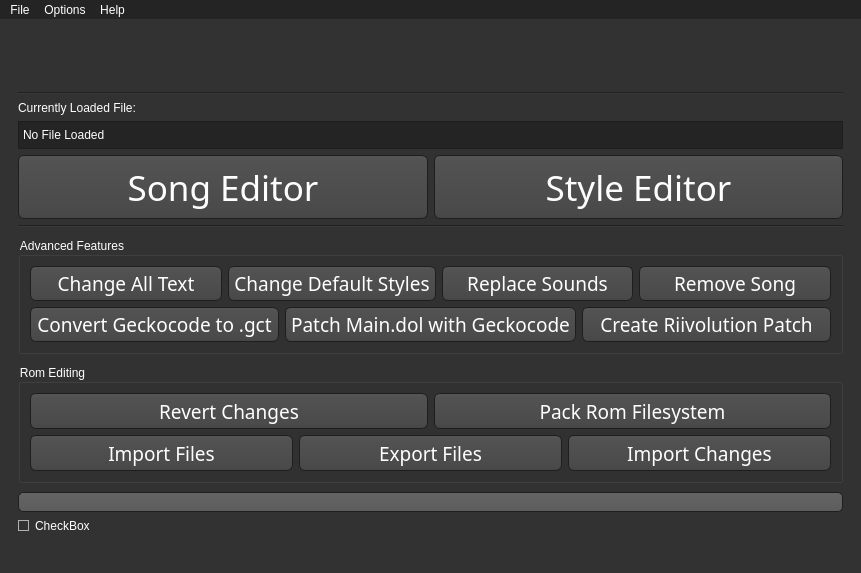
Before: the Qt Designer form WiiMusicPlus.ui in BenjaminHalko/WiiMusicEditorPlus, drawn with Qt 5.
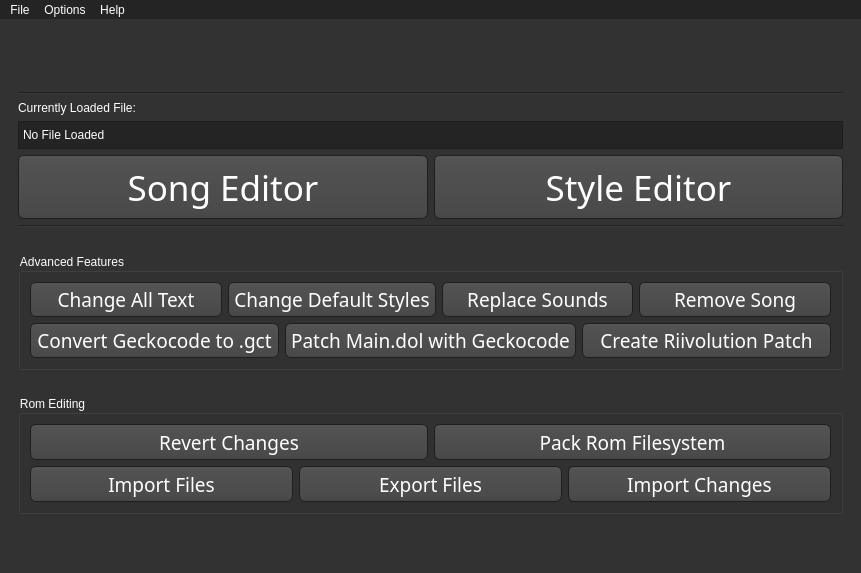
After: the same form once the commit is applied. Icons and pictures are not drawn.

Commit message: Added wav-rwav converter

```diff
--- a/WiiMusicPlus.ui
+++ b/WiiMusicPlus.ui
@@ -1078,16 +1078,6 @@
           </property>
          </spacer>
         </item>
-        <item>
-         <widget class="QLineEdit" name="testLine"/>
-        </item>
-        <item>
-         <widget class="QCheckBox" name="testCheck">
-          <property name="text">
-           <string>CheckBox</string>
-          </property>
-         </widget>
-        </item>
        </layout>
       </widget>
       <widget class="QWidget" name="SongEditor">
```
Left out of the diff: 2 changed lines with no effect on the pictures. The commit also changes 2 other files.
